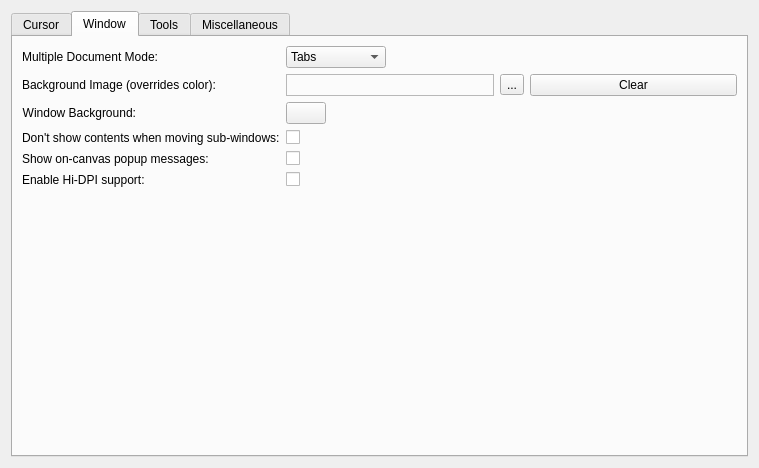
The window that libs/ui/forms/wdggeneralsettings.ui (KDE/krita) describes before a commit, drawn with Qt 5.
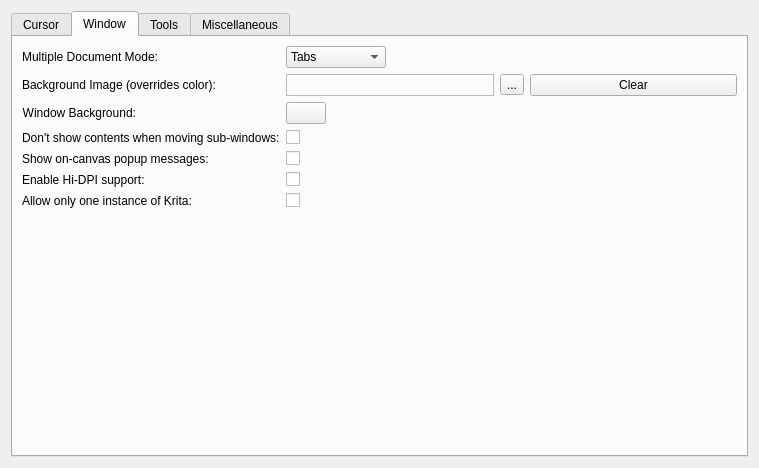
The same window after the commit. The open tabs and pages were chosen to show the change. Custom widgets are drawn as their Qt base class.

Commit message:
FEATURE: Add an option to allow multiple instances of Krita
Probably most useful for developers and really busy people like
Bollebib with really big hardware. Others are probably better
of loading resources only once.

BUG:377199
CCMAIL:kimageshop@kde.org

```diff
--- a/libs/ui/forms/wdggeneralsettings.ui
+++ b/libs/ui/forms/wdggeneralsettings.ui
@@ -294,7 +294,7 @@
          </property>
         </widget>
        </item>
-       <item row="6" column="0" colspan="2">
+       <item row="7" column="0" colspan="2">
         <spacer name="verticalSpacer">
          <property name="orientation">
           <enum>Qt::Vertical</enum>
@@ -321,6 +321,20 @@
          </property>
         </widget>
        </item>
+       <item row="6" column="1">
+        <widget class="QCheckBox" name="m_chkSingleApplication">
+         <property name="text">
+          <string/>
+         </property>
+        </widget>
+       </item>
+       <item row="6" column="0">
+        <widget class="QLabel" name="label_r98">
+         <property name="text">
+          <string>Allow only one instance of Krita:</string>
+         </property>
+        </widget>
+       </item>
       </layout>
      </widget>
      <widget class="QWidget" name="Tools">
```
The commit also changes 2 other files.
